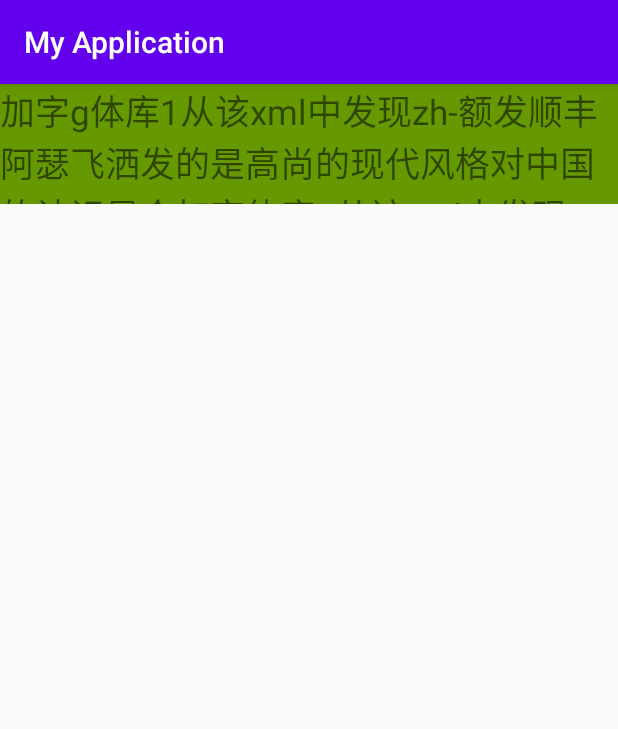
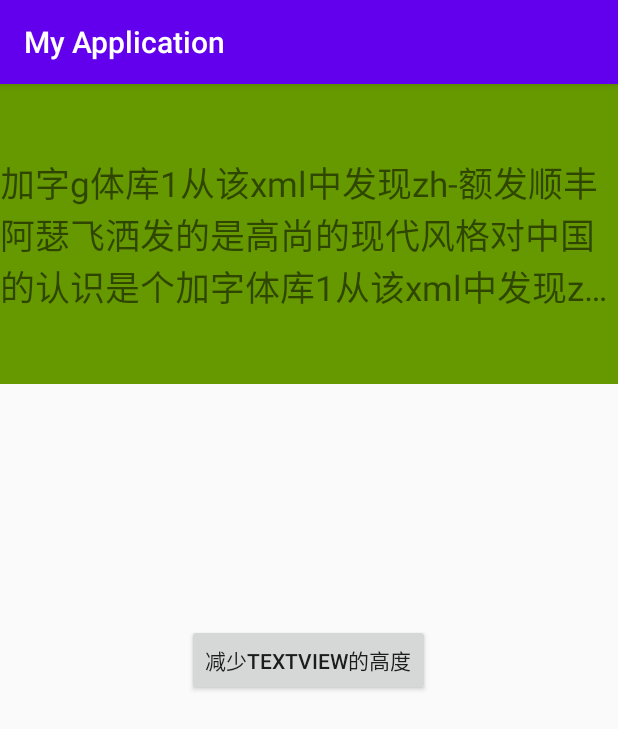
Before and after one commit to AndrewSuan/AdaptiveTextView, an Android app: the screen it shows after launch (Main2Activity), after a tap on "♠♣♧♡♥❤❥❣♂♀✲☀☼☾☽◐◑☺☻☎☏✿❀№↑↓←→√×÷★℃℉°◆◇⊙■□", on a phone screen of 412 x 824 dp. Shown: the top 729 px of the screen. Run offline under Robolectric (Android 15) with nearby library versions, the phone set to English and light mode, and no system bars.

Commit message:
添加快捷测试按钮

```diff
--- a/app/src/main/java/com/example/myapplication/AdaptiveTextView.kt
+++ b/app/src/main/java/com/example/myapplication/AdaptiveTextView.kt
@@ -85,6 +85,9 @@ class AdaptiveTextView(context: Context, attrs: AttributeSet?, defStyleAttr: Int
                 adjustTextViewLineSpace(this, mLineSpaceLowerLimit_PX)
             }
             TEXTVIEW_CHANGE_LINES_AND_LINEHEIGHT -> {
+                if (!isNeedAjust(this)){
+                    return
+                }
                 var boolean = adjustTextViewLineSpace(this, mLineSpaceLowerLimit_PX)
                 Log.d("MainActivity","boolean:$boolean")
                 if (boolean) {
--- a/app/src/main/java/com/example/myapplication/Main2Activity.kt
+++ b/app/src/main/java/com/example/myapplication/Main2Activity.kt
@@ -2,14 +2,28 @@ package com.example.myapplication
 
 import androidx.appcompat.app.AppCompatActivity
 import android.os.Bundle
-import android.util.Log
+import android.widget.Button
+import android.widget.TextView
 
 class Main2Activity : AppCompatActivity() {
+
+    companion object{
+        var textViewHeight = 300
+    }
 
     override fun onCreate(savedInstanceState: Bundle?) {
         super.onCreate(savedInstanceState)
         setContentView(R.layout.activity_main2)
+        val textView = findViewById<TextView>(R.id.series_variety_title_tv)
+        val lp = textView.layoutParams
+        lp.height = textViewHeight
+        textView.layoutParams = lp
+        findViewById<Button>(R.id.reduce_textview_height_bt).setOnClickListener{
 
-        Log.d("MainActivity","Main2Log1")
+            lp.height = lp.height - 5
+            textViewHeight = lp.height
+            textView.layoutParams = lp
+        }
+
     }
 }
--- a/app/src/main/res/layout/activity_main2.xml
+++ b/app/src/main/res/layout/activity_main2.xml
@@ -19,4 +19,11 @@
         android:text="加字g体库1从该xml中发现zh-额发顺丰阿瑟飞洒发的是高尚的现代风格对中国的认识是个加字体库1从该xml中发现zh-额发顺丰阿瑟飞洒发的是高尚的现代风格对中国的认识是个加字体库1从该xml中发现zh-额发顺丰阿瑟飞洒发的是高尚的现代风格对中国的认识是个"
         android:textSize="23sp" />
 
+    <Button
+        android:id="@+id/reduce_textview_height_bt"
+        android:text="减少TextView的高度"
+        android:layout_width="wrap_content"
+        android:layout_height="wrap_content"
+        android:layout_centerInParent="true"/>
+
 </RelativeLayout>
```
